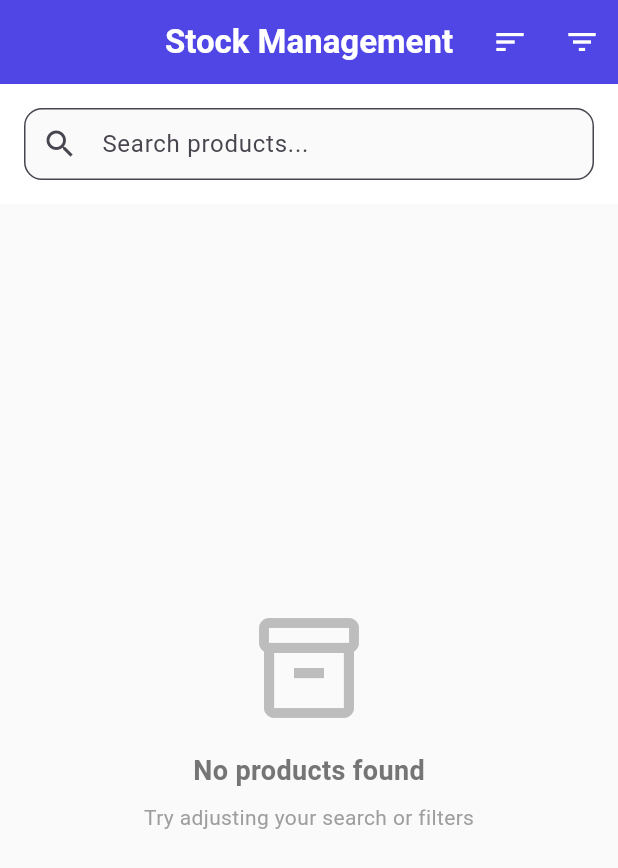
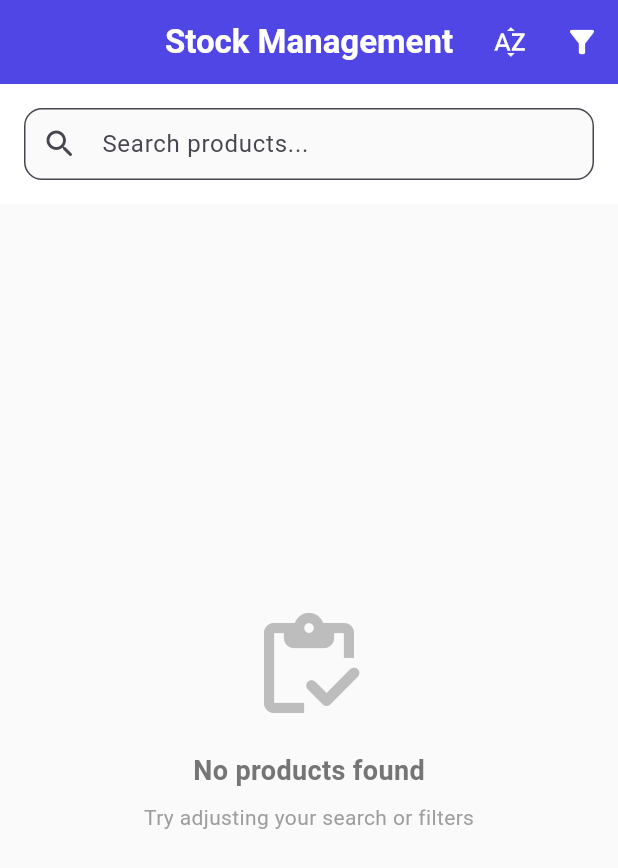
Before and after one commit to bohurupishopping/stockmap-mr, a Flutter app: the StockPage screen opened by its route, on a phone screen of 412 x 824 dp. Shown: the top 868 px of the screen. Run offline on Flutter 3.47's test engine with Material 3 defaults, Android fonts, the phone set to English and light mode, and no system bars; our stand-ins replace flutter_bloc, freezed_annotation, go_router, supabase_flutter; accounts and stored records are empty.

```diff
--- a/lib/pages/dashboard_page.dart
+++ b/lib/pages/dashboard_page.dart
@@ -11,7 +11,7 @@ class DashboardPage extends StatelessWidget {
 
   final List<NavItem> navItems = const [
     NavItem(
-      title: 'Stock Management',
+      title: 'Stock',
       description: 'Manage inventory',
       icon: Icons.inventory_2,
       route: '/stock',
--- a/lib/pages/stock_page.dart
+++ b/lib/pages/stock_page.dart
@@ -201,13 +201,13 @@ class _StockPageState extends State<StockPage> {
         elevation: 0,
         actions: [
           IconButton(
-            icon: const Icon(Icons.sort, color: Colors.white),
+            icon: const Icon(Icons.sort_by_alpha, color: Colors.white),
             onPressed: _showSortDialog,
           ),
           IconButton(
             icon: Stack(
               children: [
-                const Icon(Icons.filter_list, color: Colors.white),
+                const Icon(Icons.filter_alt, color: Colors.white),
                 if (_filters.hasActiveFilters)
                   Positioned(
                     right: 0,
@@ -238,10 +238,10 @@ class _StockPageState extends State<StockPage> {
               onChanged: _onSearchChanged,
               decoration: InputDecoration(
                 hintText: 'Search products...',
-                prefixIcon: const Icon(Icons.search),
+                prefixIcon: const Icon(Icons.search_rounded),
                 suffixIcon: _searchController.text.isNotEmpty
                     ? IconButton(
-                        icon: const Icon(Icons.clear),
+                        icon: const Icon(Icons.close_rounded),
                         onPressed: () {
                           _searchController.clear();
                           _onSearchChanged('');
@@ -323,7 +323,7 @@ class _StockPageState extends State<StockPage> {
         mainAxisAlignment: MainAxisAlignment.center,
         children: [
           Icon(
-            Icons.inventory_2_outlined,
+            Icons.inventory_rounded,
             size: 80,
             color: Colors.grey.shade400,
           ),
```
Also changed, not shown: lib/widgets/product_details_dialog.dart (+0 -30 lines), 2 other files.
